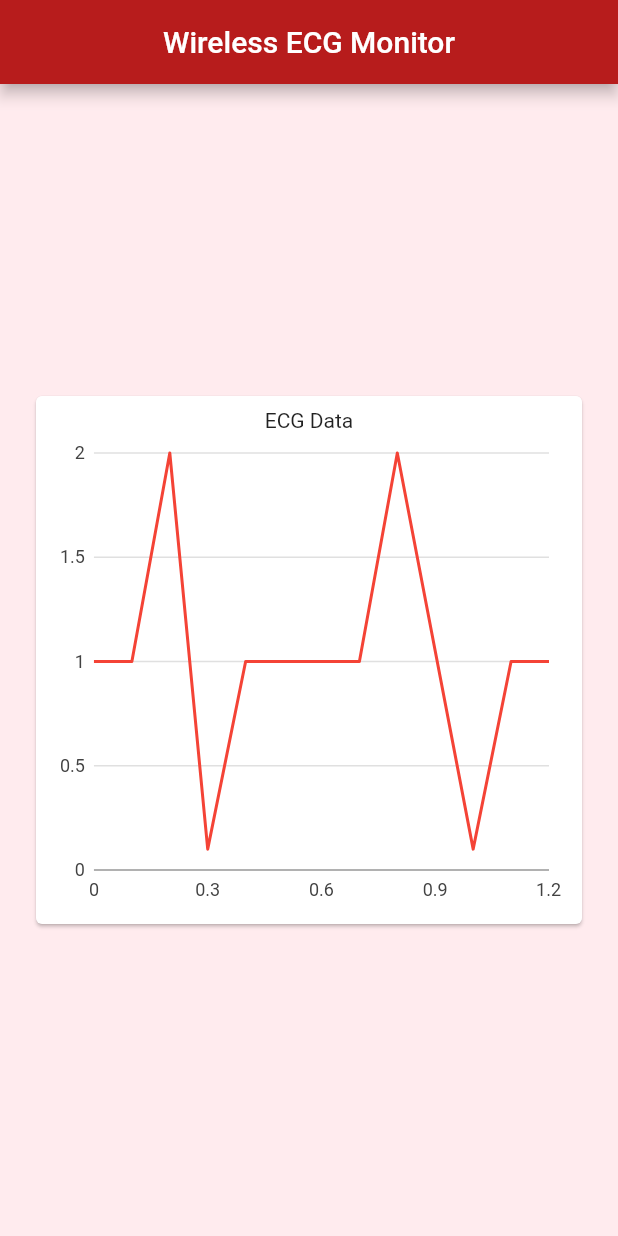
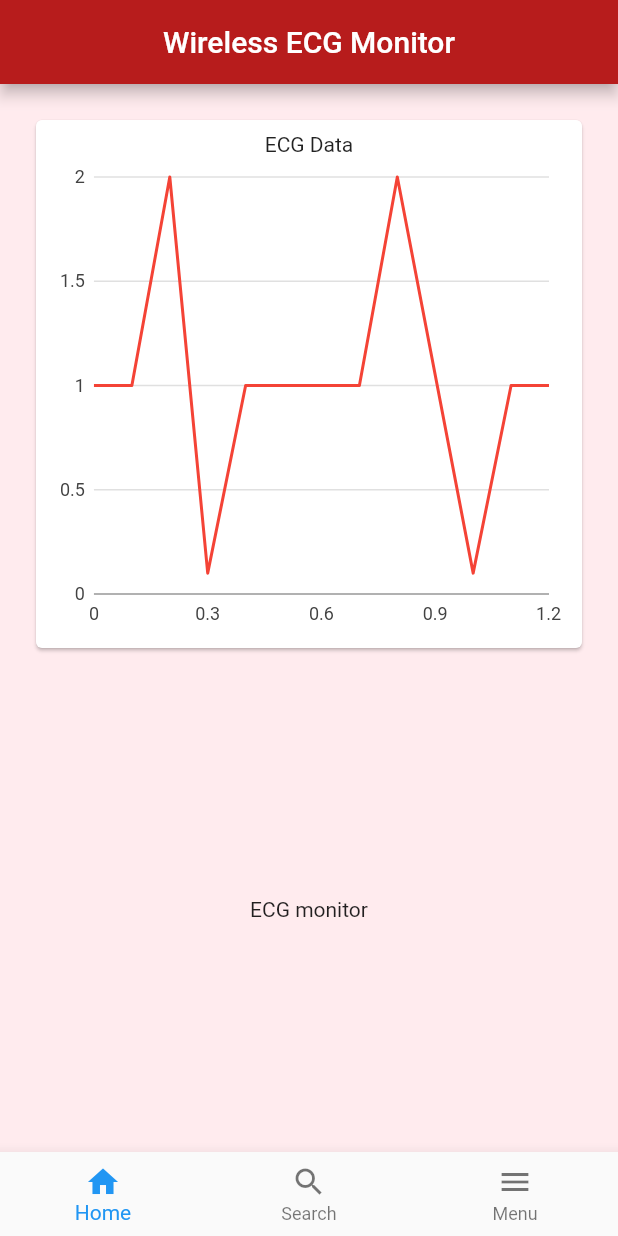
Before and after one commit to cadeke/wireless-ecg-monitor, a Flutter app: the screen it shows after launch, on a phone screen of 412 x 824 dp. Run offline on Flutter 3.47's test engine with Material 2 defaults, Android fonts, the light colour scheme and no system bars; our stand-ins replace charts_flutter.

Commit message:
layout changes

```diff
--- a/app/flutter_app_whm/lib/home.dart
+++ b/app/flutter_app_whm/lib/home.dart
@@ -6,9 +6,10 @@ import 'package:charts_flutter/flutter.dart' as charts;
 import 'json.dart';
 
 class HomePage extends StatelessWidget {
+  static double timeNumber = 0.0;
   final List<VoltageSeries> data = [
     VoltageSeries(
-        time: 0.0,
+        time: timeNumber,
         voltage: 1,
         lineColor: charts.ColorUtil.fromDartColor(Colors.red)),
     VoltageSeries(
@@ -66,10 +67,45 @@ class HomePage extends StatelessWidget {
         centerTitle: true,
         title: Text('Wireless ECG Monitor'),
       ),
-      body: Center(
-        child: DataChart(
-          data: data,
+      body: SingleChildScrollView(
+        child: Column(
+          children: <Widget>[
+            Container(
+              child: DataChart(
+                data: data,
+              ),
+            ),
+            Container(
+              width: 300,
+              height: 300,
+              child: Center(
+                child: Text('ECG monitor'),
+              ),
+            ),
+          ],
         ),
+      ),
+      bottomNavigationBar: BottomNavigationBar(
+        items: [
+          BottomNavigationBarItem(
+            icon: Icon(Icons.home),
+            // ignore: deprecated_member_use
+            title: Text('Home'),
+            backgroundColor: Colors.red[900],
+          ),
+          BottomNavigationBarItem(
+            icon: Icon(Icons.search),
+            // ignore: deprecated_member_use
+            title: Text('Search'),
+            backgroundColor: Colors.red[900],
+          ),
+          BottomNavigationBarItem(
+            icon: Icon(Icons.menu),
+            // ignore: deprecated_member_use
+            title: Text('Menu'),
+            backgroundColor: Colors.red[900],
+          )
+        ],
       ),
     );
   }
```
